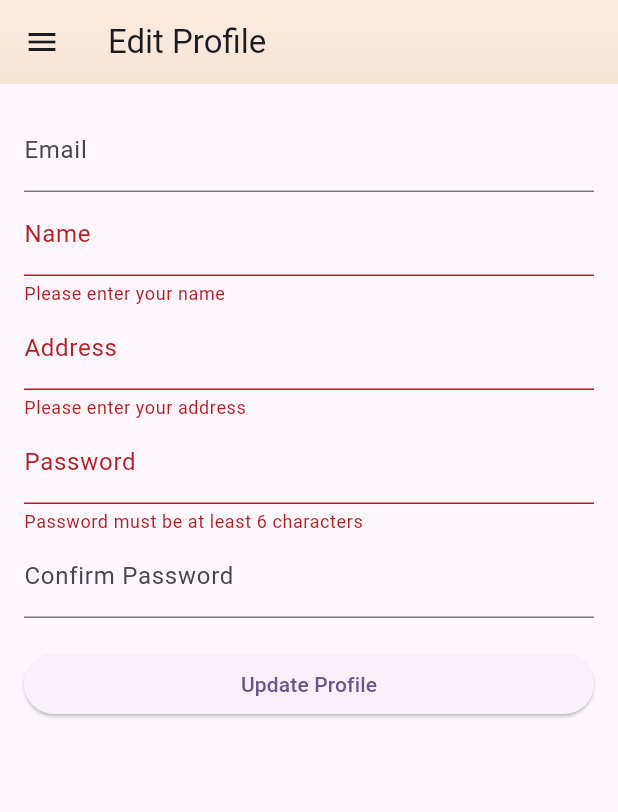
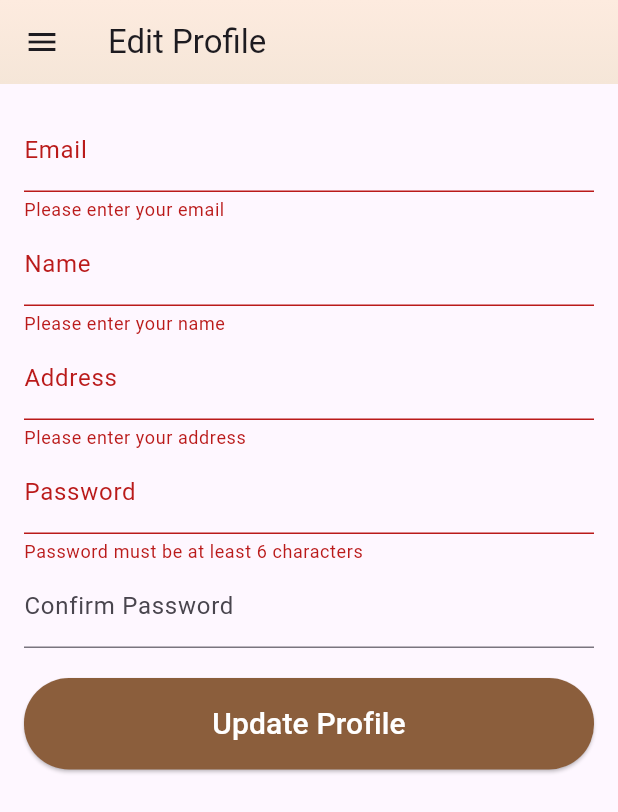
Before and after one commit to Adimno/thirsttea, a Flutter app: the EditProfilePage screen opened directly with empty values, after a tap on "Update Profile", on a phone screen of 412 x 824 dp. Shown: the top 812 px of the screen. Run offline on Flutter 3.47's test engine with Material 3 defaults, Android fonts, the phone set to English and light mode, and no system bars; our stand-ins replace carousel_slider, cloud_firestore, firebase_auth, firebase_core; accounts and stored records are empty; network calls fail.

Commit message:
updated button editprofile

```diff
--- a/lib/editprofile/editprofile_page.dart
+++ b/lib/editprofile/editprofile_page.dart
@@ -149,7 +149,8 @@ class _EditProfilePageState extends State<EditProfilePage> {
               TextFormField(
                 controller: emailController,
                 decoration: InputDecoration(labelText: 'Email'),
-                readOnly: true,
+                validator: (value) =>
+                value!.isEmpty ? "Please enter your email" : null,
               ),
               TextFormField(
                 controller: nameController,
@@ -179,8 +180,17 @@ class _EditProfilePageState extends State<EditProfilePage> {
               ),
               SizedBox(height: 20),
               ElevatedButton(
+                style: ElevatedButton.styleFrom(
+                  padding: EdgeInsets.symmetric(vertical: 16.0),
+                  backgroundColor: Color(0xFF8B5E3C),
+                  shape: RoundedRectangleBorder(
+                    borderRadius: BorderRadius.circular(30),
+                  ),
+                  minimumSize: Size(double.infinity, 50),
+                ),
                 onPressed: _updateUserProfile,
-                child: Text("Update Profile"),
+                child: Text("Update Profile",
+                  style: TextStyle(color: Colors.white, fontSize: 20)),
               ),
             ],
           ),
```
